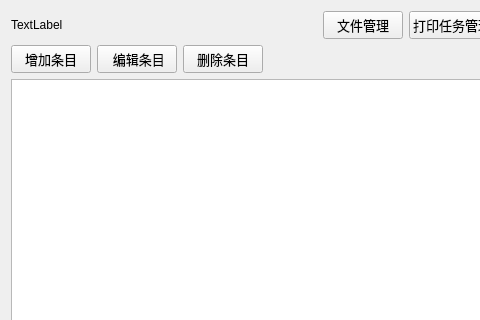
Qt form pages/datamaintainance.ui (nizqleo/autoprint) before a commit; both pictures show x 0 to 480 and y 0 to 320 of the 1004 by 610 pixel window.
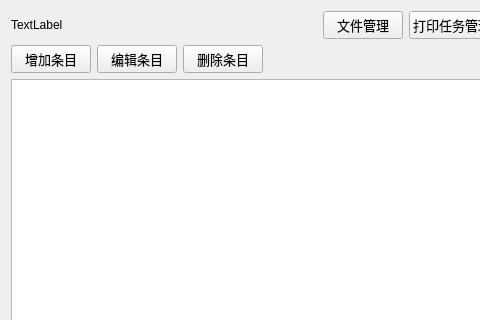
The same form after that commit.

Diff of the .ui file:
```diff
--- a/pages/datamaintainance.ui
+++ b/pages/datamaintainance.ui
@@ -160,7 +160,7 @@
             </font>
            </property>
            <property name="text">
-            <string> 编辑条目</string>
+            <string>编辑条目</string>
            </property>
           </widget>
          </item>
```
